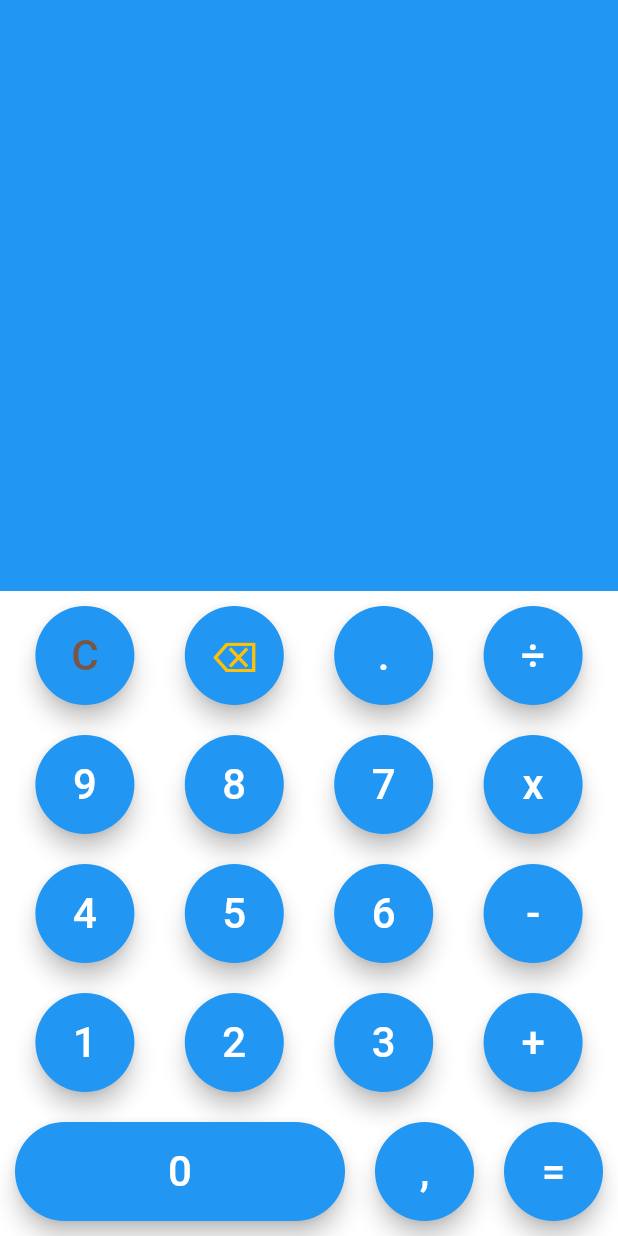
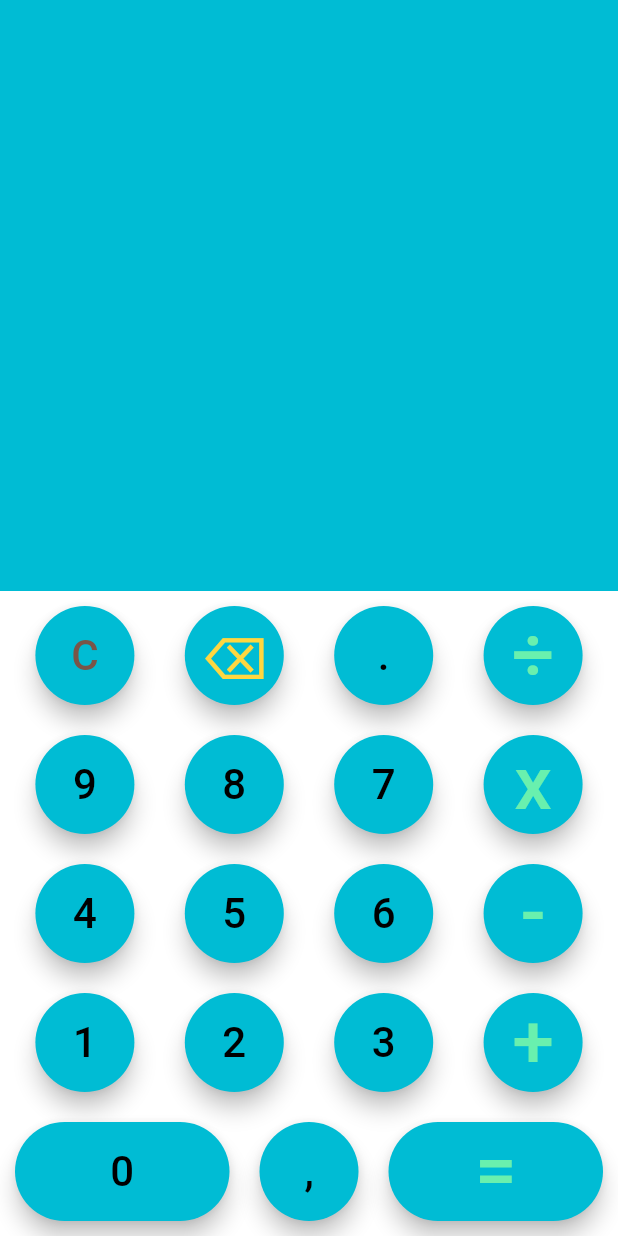
Before and after one commit to Ednacio/lovepeople-calculadora, a Flutter app: the screen it shows after launch, on a phone screen of 412 x 824 dp. Run offline on Flutter 3.47's test engine with Material 2 defaults, Android fonts, the phone set to English and light mode, and no system bars; drawn by our look-alikes of auto_size_text; our stand-ins replace math_expressions.

Commit message:
alteracao de cores

```diff
--- a/lib/components/calc_buttons.dart
+++ b/lib/components/calc_buttons.dart
@@ -24,8 +24,8 @@ class CalcButtons extends StatelessWidget {
               text: '⌫',
               cb: cb,
               style: TextStyle(
-                fontSize: 28,
-                color: Colors.amber,
+                fontSize: 39,
+                color: Colors.amberAccent,
               ),
             ),
             CalcButton(
@@ -34,6 +34,10 @@ class CalcButtons extends StatelessWidget {
             ),
             CalcButton(
               text: '÷',
+              style: TextStyle(
+                fontSize: 50,
+                color: Colors.greenAccent,
+              ),
               cb: cb,
             ),
           ],
@@ -55,6 +59,10 @@ class CalcButtons extends StatelessWidget {
             ),
             CalcButton(
               text: 'x',
+              style: TextStyle(
+                fontSize: 50,
+                color: Colors.greenAccent,
+              ),
               cb: cb,
             ),
           ],
@@ -76,6 +84,10 @@ class CalcButtons extends StatelessWidget {
             ),
             CalcButton(
               text: '-',
+              style: TextStyle(
+                fontSize: 50,
+                color: Colors.greenAccent,
+              ),
               cb: cb,
             ),
           ],
@@ -97,6 +109,10 @@ class CalcButtons extends StatelessWidget {
             ),
             CalcButton(
               text: '+',
+              style: TextStyle(
+                fontSize: 50,
+                color: Colors.greenAccent,
+              ),
               cb: cb,
             ),
           ],
@@ -114,9 +130,15 @@ class CalcButtons extends StatelessWidget {
               text: ',',
               cb: cb,
             ),
-            CalcButton(
-              text: '=',
-              cb: cb,
+            Expanded(
+              child: CalcButton(
+                text: '=',
+                style: TextStyle(
+                  fontSize: 50,
+                  color: Colors.greenAccent,
+                ),
+                cb: cb,
+              ),
             ),
           ],
         ),
--- a/lib/components/calc_display.dart
+++ b/lib/components/calc_display.dart
@@ -12,7 +12,7 @@ class CalcDisplay extends StatelessWidget {
     return Expanded(
       flex: 1,
       child: Container(
-        color: Colors.blue,
+        color: Colors.cyan,
         child: Column(
           mainAxisAlignment: MainAxisAlignment.end,
           crossAxisAlignment: CrossAxisAlignment.stretch,
--- a/lib/screens/myapp_widget.dart
+++ b/lib/screens/myapp_widget.dart
@@ -24,7 +24,7 @@ class _MyAppState extends State<MyApp> {
     return MaterialApp(
         title: 'Calc',
         theme: ThemeData(
-          primarySwatch: Colors.blue,
+          primarySwatch: Colors.cyan,
         ),
         debugShowCheckedModeBanner: false,
         home: Scaffold(
```
